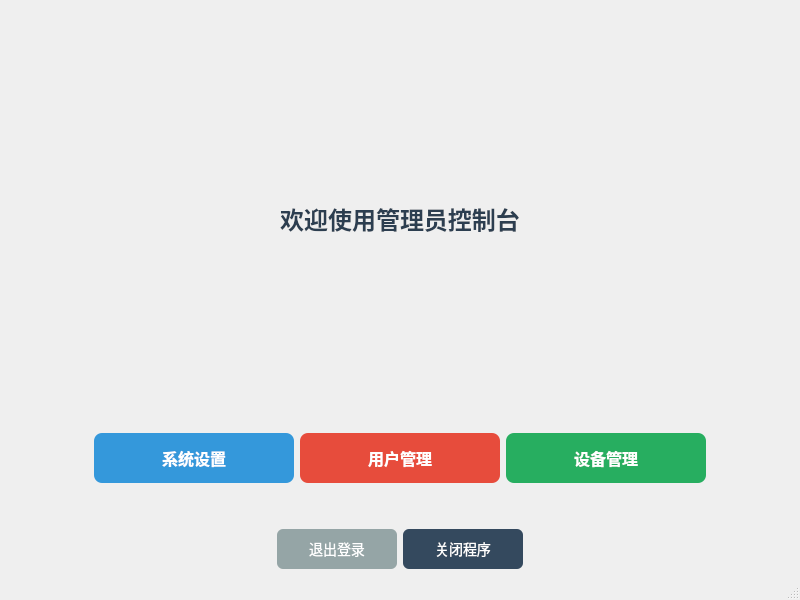
KERWINHUGH/InternetMonitoring, file ui/adminwindow.ui: the form before one commit.
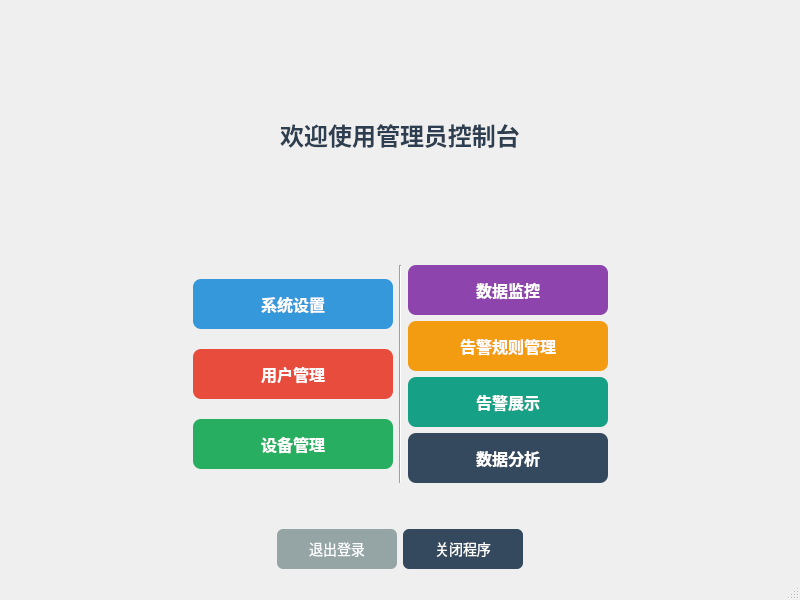
The form after the commit.

```diff
--- a/ui/adminwindow.ui
+++ b/ui/adminwindow.ui
@@ -52,6 +52,8 @@
          </spacer>
         </item>
         <item>
+         <layout class="QVBoxLayout" name="systemButtonLayout">
+          <item>
          <widget class="QPushButton" name="userManagementBtn">
           <property name="minimumSize">
            <size>
@@ -142,6 +144,110 @@
            <string>设备管理</string>
           </property>
          </widget>
+          </item>
+         </layout>
+        </item>
+        <item>
+         <widget class="QFrame" name="buttonDivider">
+          <property name="frameShape">
+           <enum>QFrame::VLine</enum>
+          </property>
+          <property name="frameShadow">
+           <enum>QFrame::Sunken</enum>
+          </property>
+         </widget>
+        </item>
+        <item>
+         <layout class="QVBoxLayout" name="businessButtonLayout">
+          <item>
+           <widget class="QPushButton" name="networkMonitorBtn">
+            <property name="minimumSize">
+             <size>
+              <width>200</width>
+              <height>50</height>
+             </size>
+            </property>
+            <property name="maximumSize">
+             <size>
+              <width>200</width>
+              <height>50</height>
+             </size>
+            </property>
+            <property name="styleSheet">
+             <string notr="true">QPushButton { background-color: #8e44ad; color: white; border: none; border-radius: 8px; font-size: 16px; font-weight: bold; } QPushButton:hover { background-color: #7d3c98; } QPushButton:pressed { background-color: #6c3483; }</string>
+            </property>
+            <property name="text">
+             <string>数据监控</string>
+            </property>
+           </widget>
+          </item>
+          <item>
+           <widget class="QPushButton" name="alarmRuleManagementBtn">
+            <property name="minimumSize">
+             <size>
+              <width>200</width>
+              <height>50</height>
+             </size>
+            </property>
+            <property name="maximumSize">
+             <size>
+              <width>200</width>
+              <height>50</height>
+             </size>
+            </property>
+            <property name="styleSheet">
+             <string notr="true">QPushButton { background-color: #f39c12; color: white; border: none; border-radius: 8px; font-size: 16px; font-weight: bold; } QPushButton:hover { background-color: #d68910; } QPushButton:pressed { background-color: #b9770e; }</string>
+            </property>
+            <property name="text">
+             <string>告警规则管理</string>
+            </property>
+           </widget>
+          </item>
+          <item>
+           <widget class="QPushButton" name="alarmDisplayBtn">
+            <property name="minimumSize">
+             <size>
+              <width>200</width>
+              <height>50</height>
+             </size>
+            </property>
+            <property name="maximumSize">
+             <size>
+              <width>200</width>
+              <height>50</height>
+             </size>
+            </property>
+            <property name="styleSheet">
+             <string notr="true">QPushButton { background-color: #16a085; color: white; border: none; border-radius: 8px; font-size: 16px; font-weight: bold; } QPushButton:hover { background-color: #138d75; } QPushButton:pressed { background-color: #117864; }</string>
+            </property>
+            <property name="text">
+             <string>告警展示</string>
+            </property>
+           </widget>
+          </item>
+          <item>
+           <widget class="QPushButton" name="dataAnalysisBtn">
+            <property name="minimumSize">
+             <size>
+              <width>200</width>
+              <height>50</height>
+             </size>
+            </property>
+            <property name="maximumSize">
+             <size>
+              <width>200</width>
+              <height>50</height>
+             </size>
+            </property>
+            <property name="styleSheet">
+             <string notr="true">QPushButton { background-color: #34495e; color: white; border: none; border-radius: 8px; font-size: 16px; font-weight: bold; } QPushButton:hover { background-color: #2c3e50; } QPushButton:pressed { background-color: #212f3c; }</string>
+            </property>
+            <property name="text">
+             <string>数据分析</string>
+            </property>
+           </widget>
+          </item>
+         </layout>
         </item>
         <item>
          <spacer name="horizontalSpacer_2">
```
Lines whose indentation alone changed are shown as unchanged.
